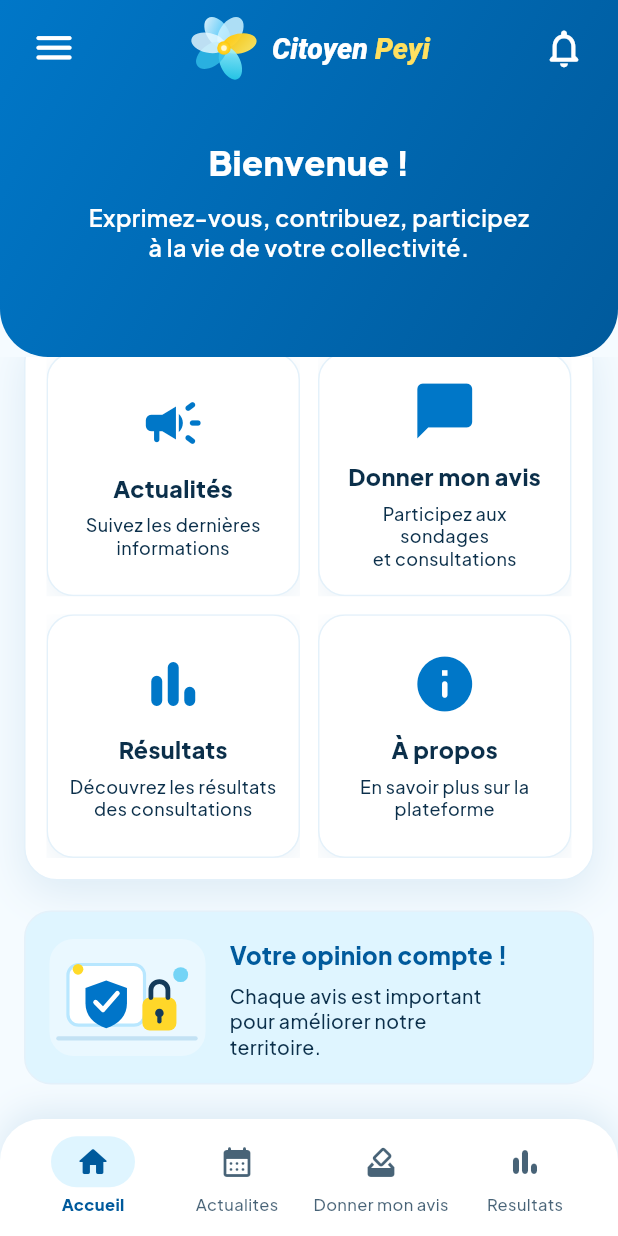
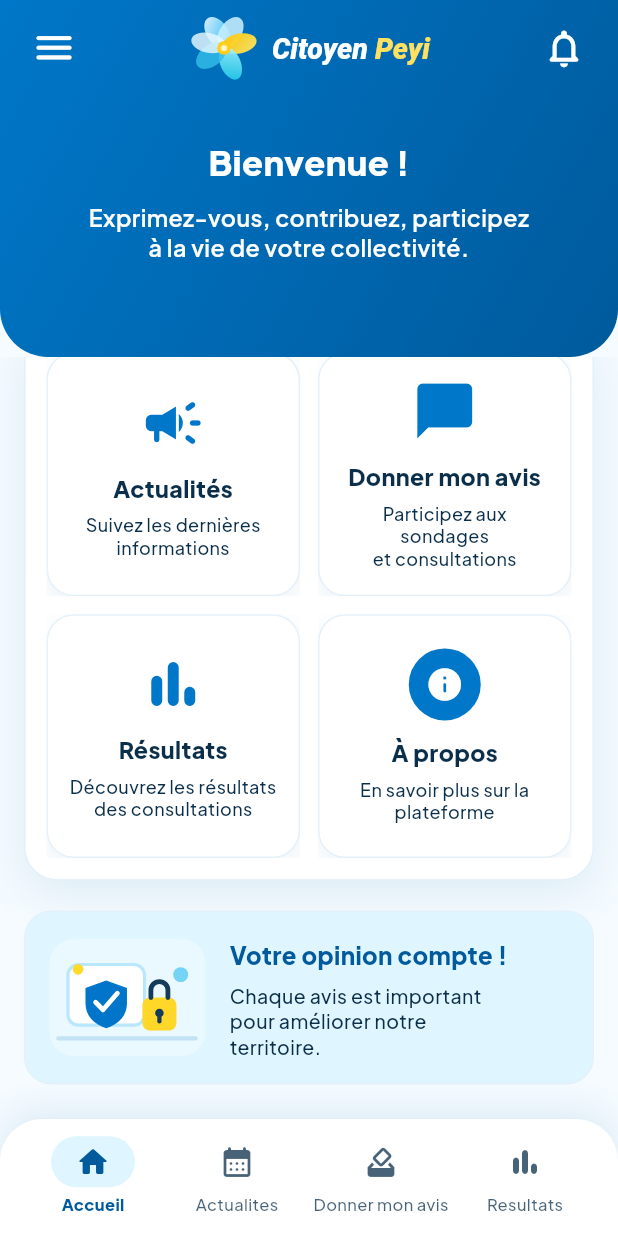
Before and after one commit to stef25fwi/citoyen-peyi, a Flutter app: the CitizenHomePage screen opened by its route, on a phone screen of 412 x 824 dp. Run offline on Flutter 3.47's test engine with Material 3 defaults, Android fonts, the phone set to English and light mode, and no system bars; our stand-ins replace cloud_firestore, firebase_auth, firebase_core, firebase_messaging, fl_chart, flutter_svg and 4 more; missing offline and left inert: dart:html, firebase_app_check; accounts and stored records are empty.

Commit message:
fix(citizen): repasse écrans 2/3/4 sur la maquette pour un rendu pixel-perfect
Comparaison détaillée du rendu actuel avec la maquette 4 écrans :
- Badge de notification : la maquette affiche un compteur numérique
  (pas juste un point). NewPollBadgeService expose maintenant un vrai
  compteur (newCount) des sondages non vus, affiché dans un badge
  jaune identique à la maquette au lieu du point ajouté précédemment.
- Icône "À propos" : la maquette affiche cette icône seule dans un
  cercle bleu plein (contrairement aux 3 autres icônes de la grille) ;
  ajouté ce cercle pour matcher exactement.

Écrans 2 (Bienvenue) et 3 (Donner mon avis) vérifiés conformes à la
maquette sur tout le reste (couleurs, disposition, textes, nav).
Écran 4 (questionnaire) conforme sauf les icônes d'options qui sont
des illustrations couleur dans la maquette contre des icônes Material
unies actuellement : nécessite de nouveaux assets, signalé séparément.

```diff
--- a/flutter_app/lib/pages/citizen/citizen_home_page.dart
+++ b/flutter_app/lib/pages/citizen/citizen_home_page.dart
@@ -274,9 +274,9 @@ class _NotificationsBellState extends State<_NotificationsBell> {
 
   @override
   Widget build(BuildContext context) {
-    return ValueListenableBuilder<bool>(
-      valueListenable: _badgeSvc.hasNew,
-      builder: (context, hasNew, _) {
+    return ValueListenableBuilder<int>(
+      valueListenable: _badgeSvc.newCount,
+      builder: (context, newCount, _) {
         return Stack(
           clipBehavior: Clip.none,
           children: [
@@ -289,19 +289,24 @@ class _NotificationsBellState extends State<_NotificationsBell> {
                 size: 30,
               ),
             ),
-            if (hasNew)
+            if (newCount > 0)
               Positioned(
-                right: 9,
-                top: 8,
+                right: 5,
+                top: 4,
                 child: Container(
-                  width: 12,
-                  height: 12,
-                  decoration: BoxDecoration(
+                  width: 22,
+                  height: 22,
+                  alignment: Alignment.center,
+                  decoration: const BoxDecoration(
                     color: CitizenDesignTokens.yellow,
                     shape: BoxShape.circle,
-                    border: Border.all(
+                  ),
+                  child: Text(
+                    newCount > 9 ? '9+' : '$newCount',
+                    style: const TextStyle(
                       color: CitizenDesignTokens.deepBlue,
-                      width: 2,
+                      fontWeight: FontWeight.w900,
+                      fontSize: 12,
                     ),
                   ),
                 ),
@@ -368,6 +373,7 @@ class _QuickActionsPanel extends StatelessWidget {
             icon: Icons.info_rounded,
             title: 'À propos',
             subtitle: 'En savoir plus sur la\nplateforme',
+            iconInCircle: true,
             onTap: () {
               Navigator.of(context).push(
                 MaterialPageRoute(builder: (_) => const LegalPage()),
@@ -386,12 +392,14 @@ class _QuickActionCard extends StatelessWidget {
     required this.title,
     required this.subtitle,
     required this.onTap,
+    this.iconInCircle = false,
   });
 
   final IconData icon;
   final String title;
   final String subtitle;
   final VoidCallback onTap;
+  final bool iconInCircle;
 
   @override
   Widget build(BuildContext context) {
@@ -421,7 +429,19 @@ class _QuickActionCard extends StatelessWidget {
               child: Column(
                 mainAxisAlignment: MainAxisAlignment.center,
                 children: [
-                  Icon(icon, size: 44, color: CitizenDesignTokens.primaryBlue),
+                  if (iconInCircle)
+                    Container(
+                      width: 48,
+                      height: 48,
+                      decoration: const BoxDecoration(
+                        color: CitizenDesignTokens.primaryBlue,
+                        shape: BoxShape.circle,
+                      ),
+                      child: Icon(icon, size: 26, color: Colors.white),
+                    )
+                  else
+                    Icon(icon,
+                        size: 44, color: CitizenDesignTokens.primaryBlue),
                   const SizedBox(height: 10),
                   Text(
                     title,
```
Also changed, not shown: flutter_app/lib/services/new_poll_badge_service.dart (+19 -4 lines).
